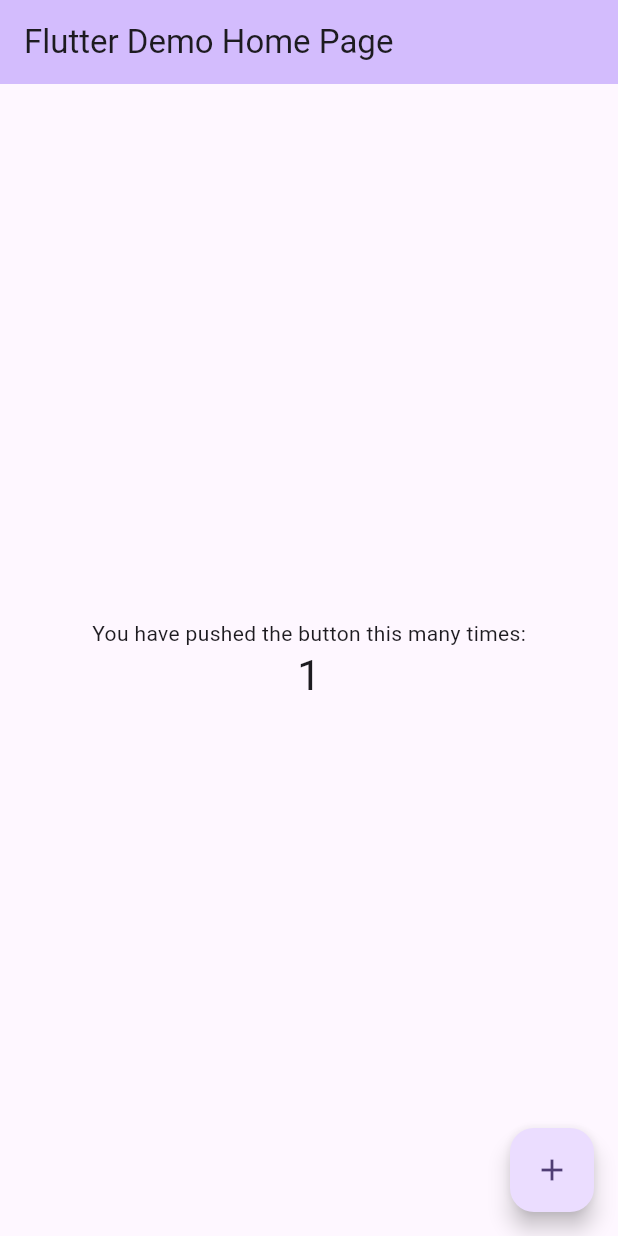
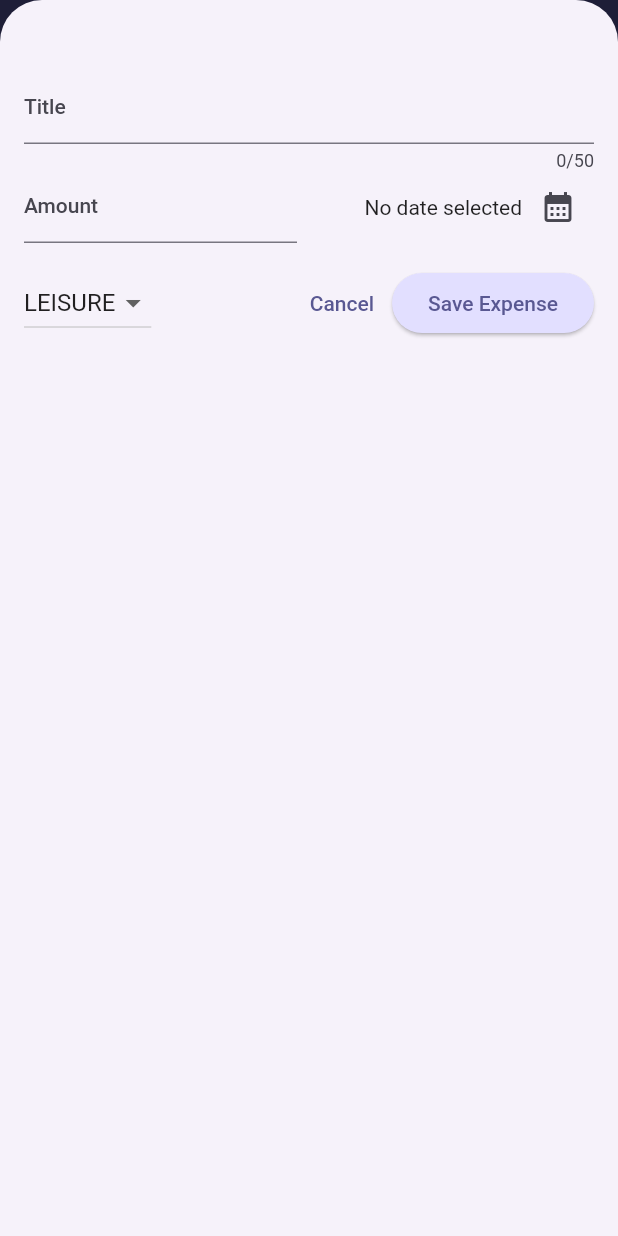
Before and after one commit to IsobeHiroshi/flutter-expense-tracker, a Flutter app: the screen it shows after launch, after a tap on the "add" icon, on a phone screen of 412 x 824 dp. Run offline on Flutter 3.47's test engine with Material 2 defaults, Android fonts, the phone set to English and light mode, and no system bars.

Commit message:
Finish up vertical screen

```diff
--- a/lib/main.dart
+++ b/lib/main.dart
@@ -1,125 +1,65 @@
 import 'package:flutter/material.dart';
 
+import 'package:expense_tracker/widgets/expenses.dart';
+
+var kColorScheme = ColorScheme.fromSeed(
+  seedColor: const Color.fromARGB(255, 96, 95, 181),
+);
+
+var kDarkColorScheme = ColorScheme.fromSeed(
+  brightness: Brightness.dark,
+  seedColor: const Color.fromARGB(255, 5, 99, 125),
+);
+
 void main() {
-  runApp(const MyApp());
-}
-
-class MyApp extends StatelessWidget {
-  const MyApp({super.key});
-
-  // This widget is the root of your application.
-  @override
-  Widget build(BuildContext context) {
-    return MaterialApp(
-      title: 'Flutter Demo',
-      theme: ThemeData(
-        // This is the theme of your application.
-        //
-        // TRY THIS: Try running your application with "flutter run". You'll see
-        // the application has a blue toolbar. Then, without quitting the app,
-        // try changing the seedColor in the colorScheme below to Colors.green
-        // and then invoke "hot reload" (save your changes or press the "hot
-        // reload" button in a Flutter-supported IDE, or press "r" if you used
-        // the command line to start the app).
-        //
-        // Notice that the counter didn't reset back to zero; the application
-        // state is not lost during the reload. To reset the state, use hot
-        // restart instead.
-        //
-        // This works for code too, not just values: Most code changes can be
-        // tested with just a hot reload.
-        colorScheme: ColorScheme.fromSeed(seedColor: Colors.deepPurple),
+  runApp(
+    MaterialApp(
+      darkTheme: ThemeData.dark().copyWith(
         useMaterial3: true,
-      ),
-      home: const MyHomePage(title: 'Flutter Demo Home Page'),
-    );
-  }
-}
-
-class MyHomePage extends StatefulWidget {
-  const MyHomePage({super.key, required this.title});
-
-  // This widget is the home page of your application. It is stateful, meaning
-  // that it has a State object (defined below) that contains fields that affect
-  // how it looks.
-
-  // This class is the configuration for the state. It holds the values (in this
-  // case the title) provided by the parent (in this case the App widget) and
-  // used by the build method of the State. Fields in a Widget subclass are
-  // always marked "final".
-
-  final String title;
-
-  @override
-  State<MyHomePage> createState() => _MyHomePageState();
-}
-
-class _MyHomePageState extends State<MyHomePage> {
-  int _counter = 0;
-
-  void _incrementCounter() {
-    setState(() {
-      // This call to setState tells the Flutter framework that something has
-      // changed in this State, which causes it to rerun the build method below
-      // so that the display can reflect the updated values. If we changed
-      // _counter without calling setState(), then the build method would not be
-      // called again, and so nothing would appear to happen.
-      _counter++;
-    });
-  }
-
-  @override
-  Widget build(BuildContext context) {
-    // This method is rerun every time setState is called, for instance as done
-    // by the _incrementCounter method above.
-    //
-    // The Flutter framework has been optimized to make rerunning build methods
-    // fast, so that you can just rebuild anything that needs updating rather
-    // than having to individually change instances of widgets.
-    return Scaffold(
-      appBar: AppBar(
-        // TRY THIS: Try changing the color here to a specific color (to
-        // Colors.amber, perhaps?) and trigger a hot reload to see the AppBar
-        // change color while the other colors stay the same.
-        backgroundColor: Theme.of(context).colorScheme.inversePrimary,
-        // Here we take the value from the MyHomePage object that was created by
-        // the App.build method, and use it to set our appbar title.
-        title: Text(widget.title),
-      ),
-      body: Center(
-        // Center is a layout widget. It takes a single child and positions it
-        // in the middle of the parent.
-        child: Column(
-          // Column is also a layout widget. It takes a list of children and
-          // arranges them vertically. By default, it sizes itself to fit its
-          // children horizontally, and tries to be as tall as its parent.
-          //
-          // Column has various properties to control how it sizes itself and
-          // how it positions its children. Here we use mainAxisAlignment to
-          // center the children vertically; the main axis here is the vertical
-          // axis because Columns are vertical (the cross axis would be
-          // horizontal).
-          //
-          // TRY THIS: Invoke "debug painting" (choose the "Toggle Debug Paint"
-          // action in the IDE, or press "p" in the console), to see the
-          // wireframe for each widget.
-          mainAxisAlignment: MainAxisAlignment.center,
-          children: <Widget>[
-            const Text(
-              'You have pushed the button this many times:',
-            ),
-            Text(
-              '$_counter',
-              style: Theme.of(context).textTheme.headlineMedium,
-            ),
-          ],
+        colorScheme: kDarkColorScheme,
+        cardTheme: const CardTheme().copyWith(
+          color: kDarkColorScheme.secondaryContainer,
+          margin: const EdgeInsets.symmetric(
+            horizontal: 16,
+            vertical: 8,
+          ),
+        ),
+        elevatedButtonTheme: ElevatedButtonThemeData(
+          style: ElevatedButton.styleFrom(
+            backgroundColor: kDarkColorScheme.primaryContainer,
+            foregroundColor: kDarkColorScheme.onPrimaryContainer,
+          ),
         ),
       ),
-      floatingActionButton: FloatingActionButton(
-        onPressed: _incrementCounter,
-        tooltip: 'Increment',
-        child: const Icon(Icons.add),
-      ), // This trailing comma makes auto-formatting nicer for build methods.
-    );
-  }
+      theme: ThemeData().copyWith(
+        useMaterial3: true,
+        colorScheme: kColorScheme,
+        appBarTheme: const AppBarTheme().copyWith(
+          backgroundColor: kColorScheme.onPrimaryContainer,
+          foregroundColor: kColorScheme.primaryContainer,
+        ),
+        cardTheme: const CardTheme().copyWith(
+          color: kColorScheme.secondaryContainer,
+          margin: const EdgeInsets.symmetric(
+            horizontal: 16,
+            vertical: 8,
+          ),
+        ),
+        elevatedButtonTheme: ElevatedButtonThemeData(
+          style: ElevatedButton.styleFrom(
+            backgroundColor: kColorScheme.primaryContainer,
+          ),
+        ),
+        textTheme: ThemeData().textTheme.copyWith(
+              titleLarge: TextStyle(
+                fontWeight: FontWeight.bold,
+                color: kColorScheme.onSecondaryContainer,
+                fontSize: 16,
+              ),
+            ),
+      ),
+      // themeMode: ThemeMode.system, (Default)
+      home: const Expenses(),
+    ),
+  );
 }
--- /dev/null
+++ b/lib/models/expense.dart
@@ -0,0 +1,58 @@
+import 'package:flutter/material.dart';
+import 'package:intl/intl.dart';
+import 'package:uuid/uuid.dart';
+
+final formatter = DateFormat.yMd();
+
+const uuid = Uuid();
+
+enum Category { food, travel, leisure, work }
+
+const categoryIcons = {
+  Category.food: Icons.lunch_dining,
+  Category.travel: Icons.flight_takeoff,
+  Category.leisure: Icons.movie,
+  Category.work: Icons.work,
+};
+
+class Expense {
+  Expense({
+    required this.title,
+    required this.amount,
+    required this.date,
+    required this.category,
+  }) : id = uuid.v4();
+
+  final String id;
+  final String title;
+  final double amount;
+  final DateTime date;
+  final Category category;
+
+  String get formattedDate => formatter.format(date);
+}
+
+class ExpenseBucket {
+  ExpenseBucket({
+    required this.category,
+    required this.expenses,
+  });
+
+  ExpenseBucket.forCategory(List<Expense> allExpenses, this.category)
+      : expenses = allExpenses
+            .where((expense) => expense.category == category)
+            .toList();
+
+  final Category category;
+  final List<Expense> expenses;
+
+  double get totalExpenses {
+    double sum = 0;
+
+    for (final expense in expenses) {
+      sum += expense.amount;
+    }
+
+    return sum;
+  }
+}
--- /dev/null
+++ b/lib/widgets/chart/chart.dart
@@ -0,0 +1,95 @@
+import 'package:flutter/material.dart';
+
+import 'package:expense_tracker/widgets/chart/chart_bar.dart';
+import 'package:expense_tracker/models/expense.dart';
+
+class Chart extends StatelessWidget {
+  const Chart({super.key, required this.expenses});
+
+  final List<Expense> expenses;
+
+  List<ExpenseBucket> get buckets {
+    return [
+      ExpenseBucket.forCategory(expenses, Category.food),
+      ExpenseBucket.forCategory(expenses, Category.leisure),
+      ExpenseBucket.forCategory(expenses, Category.travel),
+      ExpenseBucket.forCategory(expenses, Category.work),
+    ];
+  }
+
+  double get maxTotalExpense {
+    double maxTotalExpense = 0;
+
+    for (final bucket in buckets) {
+      if (bucket.totalExpenses > maxTotalExpense) {
+        maxTotalExpense = bucket.totalExpenses;
+      }
+    }
+
+    return maxTotalExpense;
+  }
+
+  @override
+  Widget build(BuildContext context) {
+    final isDarkMode =
+        MediaQuery.of(context).platformBrightness == Brightness.dark;
+    return Container(
+      margin: const EdgeInsets.all(16),
+      padding: const EdgeInsets.symmetric(
+        vertical: 16,
+        horizontal: 8,
+      ),
+      width: double.infinity,
+      height: 180,
+      decoration: BoxDecoration(
+        borderRadius: BorderRadius.circular(8),
+        gradient: LinearGradient(
+          colors: [
+            Theme.of(context).colorScheme.primary.withOpacity(0.3),
+            Theme.of(context).colorScheme.primary.withOpacity(0.0)
+          ],
+          begin: Alignment.bottomCenter,
+          end: Alignment.topCenter,
+        ),
+      ),
+      child: Column(
+        children: [
+          Expanded(
+            child: Row(
+              crossAxisAlignment: CrossAxisAlignment.end,
+              children: [
+                for (final bucket in buckets) // alternative to map()
+                  ChartBar(
+                    fill: bucket.totalExpenses == 0
+                        ? 0
+                        : bucket.totalExpenses / maxTotalExpense,
+                  )
+              ],
+            ),
+          ),
+          const SizedBox(height: 12),
+          Row(
+            children: buckets
+                .map(
+                  (bucket) => Expanded(
+                    child: Padding(
+                      padding: const EdgeInsets.symmetric(horizontal: 4),
+                      child: Icon(
+                        categoryIcons[bucket.category],
+                        color: isDarkMode
+                            ? Theme.of(context).colorScheme.secondary
+                            : Theme.of(context)
+                                .colorScheme
+                                .primary
+                                .withOpacity(0.7),
+                      ),
+                    ),
+                  ),
+                )
+                .toList(),
+          )
+        ],
+      ),
+    );
+  }
+}
--- /dev/null
+++ b/lib/widgets/chart/chart_bar.dart
@@ -0,0 +1,34 @@
+import 'package:flutter/material.dart';
+
+class ChartBar extends StatelessWidget {
+  const ChartBar({
+    super.key,
+    required this.fill,
+  });
+
+  final double fill;
+
+  @override
+  Widget build(BuildContext context) {
+    final isDarkMode =
+        MediaQuery.of(context).platformBrightness == Brightness.dark;
+    return Expanded(
+      child: Padding(
+        padding: const EdgeInsets.symmetric(horizontal: 4),
+        child: FractionallySizedBox(
+          heightFactor: fill, // 0 <> 1
+          child: DecoratedBox(
+            decoration: BoxDecoration(
+              shape: BoxShape.rectangle,
+              borderRadius:
+                  const BorderRadius.vertical(top: Radius.circular(8)),
+              color: isDarkMode
+                  ? Theme.of(context).colorScheme.secondary
+                  : Theme.of(context).colorScheme.primary.withOpacity(0.65),
+            ),
+          ),
+        ),
+      ),
+    );
+  }
+}
--- /dev/null
+++ b/lib/widgets/expenses.dart
@@ -0,0 +1,103 @@
+import 'package:expense_tracker/widgets/chart/chart.dart';
+import 'package:expense_tracker/widgets/expenses_list/expenses_list.dart';
+import 'package:expense_tracker/models/expense.dart';
+import 'package:expense_tracker/widgets/new_expense.dart';
+import 'package:flutter/material.dart';
+
+class Expenses extends StatefulWidget {
+  const Expenses({super.key});
+
+  @override
+  State<Expenses> createState() {
+    return _ExpensesState();
+  }
+}
+
+class _ExpensesState extends State<Expenses> {
+  final List<Expense> _registeredExpenses = [
+    Expense(
+      title: 'Flutter Course',
+      amount: 19.99,
+      date: DateTime.now(),
+      category: Category.work,
+    ),
+    Expense(
+      title: 'Cinema',
+      amount: 15.69,
+      date: DateTime.now(),
+      category: Category.leisure,
+    )
+  ];
+
+  void _openAddExpenseOverlay() {
+    showModalBottomSheet(
+      isScrollControlled: true,
+      context: context,
+      builder: (ctx) => NewExpense(onAddAExpense: _addExpense),
+    );
+  }
+
+  void _addExpense(Expense newExpense) {
+    setState(() {
+      _registeredExpenses.add(newExpense);
+    });
+  }
+
+  void _removeExpense(Expense newExpense) {
+    final expenseIndex = _registeredExpenses.indexOf(newExpense);
+
+    setState(() {
+      _registeredExpenses.remove(newExpense);
+    });
+    ScaffoldMessenger.of(context).clearSnackBars();
+    ScaffoldMessenger.of(context).showSnackBar(SnackBar(
+      duration: const Duration(seconds: 3),
+      content: const Text('Expense deleted.'),
+      action: SnackBarAction(
+        label: "Undo",
+        onPressed: () {
+          setState(() {
+            _registeredExpenses.insert(
+              expenseIndex,
+              newExpense,
+            );
+          });
+        },
+      ),
+    ));
+  }
+
+  @override
+  Widget build(context) {
+    Widget mainContent = const Center(
+      child: Text('No expenses added yet'),
+    );
+
+    if (_registeredExpenses.isNotEmpty) {
+      mainContent = ExpensesList(
+        expenses: _registeredExpenses,
+        onRemoveExpense: _removeExpense,
+      );
+    }
+
+    return Scaffold(
+      appBar: AppBar(
+        title: const Text('Flutter Expense Tracker'),
+        actions: [
+          IconButton(
+            onPressed: _openAddExpenseOverlay,
+            icon: const Icon(Icons.add),
+          ),
+        ],
+      ),
+      body: Column(
+        children: [
+          Chart(expenses: _registeredExpenses),
+          Expanded(
+            child: mainContent,
+          ),
+        ],
+      ),
+    );
+  }
+}
--- /dev/null
+++ b/lib/widgets/expenses_list/expense_item.dart
@@ -0,0 +1,43 @@
+import 'package:expense_tracker/models/expense.dart';
+import 'package:flutter/material.dart';
+
+class ExpenseItem extends StatelessWidget {
+  const ExpenseItem(this.expense, {super.key});
+
+  final Expense expense;
+
+  @override
+  Widget build(BuildContext context) {
+    return Card(
+      child: Padding(
+        padding: const EdgeInsets.symmetric(
+          horizontal: 20,
+          vertical: 16,
+        ),
+        child: Column(
+          crossAxisAlignment: CrossAxisAlignment.start,
+          children: [
+            Text(
+              expense.title,
+              style: Theme.of(context).textTheme.titleLarge,
+            ),
+            const SizedBox(height: 4),
+            Row(
+              children: [
+                Text('\$${expense.amount.toStringAsFixed(2)}'),
+                const Spacer(),
+                Row(
+                  children: [
+                    Icon(categoryIcons[expense.category]),
+                    const SizedBox(width: 8),
+                    Text(expense.formattedDate),
+                  ],
+                ),
+              ],
+            ),
+          ],
+        ),
+      ),
+    );
+  }
+}
--- /dev/null
+++ b/lib/widgets/expenses_list/expenses_list.dart
@@ -0,0 +1,34 @@
+import 'package:expense_tracker/models/expense.dart';
+import 'package:expense_tracker/widgets/expenses_list/expense_item.dart';
+import 'package:flutter/material.dart';
+
+class ExpensesList extends StatelessWidget {
+  const ExpensesList({
+    super.key,
+    required this.expenses,
+    required this.onRemoveExpense,
+  });
+
+  final List<Expense> expenses;
+  final void Function(Expense expense) onRemoveExpense;
+
+  @override
+  Widget build(context) {
+    return ListView.builder(
+      itemCount: expenses.length,
+      itemBuilder: (ctx, index) => Dismissible(
+        onDismissed: (direction) {
+          onRemoveExpense(expenses[index]);
+        },
+        key: ValueKey(expenses[index]),
+        background: Container(
+          color: Theme.of(context).colorScheme.error.withOpacity(0.75),
+          margin: EdgeInsets.symmetric(
+            horizontal: Theme.of(context).cardTheme.margin!.horizontal,
+          ),
+        ),
+        child: ExpenseItem(expenses[index]),
+      ),
+    );
+  }
+}
--- /dev/null
+++ b/lib/widgets/new_expense.dart
@@ -0,0 +1,161 @@
+import 'package:expense_tracker/models/expense.dart';
+import 'package:flutter/material.dart';
+
+class NewExpense extends StatefulWidget {
+  const NewExpense({
+    super.key,
+    required this.onAddAExpense,
+  });
+
+  final void Function(Expense newExpense) onAddAExpense;
+
+  @override
+  State<StatefulWidget> createState() {
+    return _NewExpenseState();
+  }
+}
+
+class _NewExpenseState extends State<NewExpense> {
+  final _titleController = TextEditingController();
+  final _amountController = TextEditingController();
+  DateTime? _selectedDate;
+  Category _selectedCategory = Category.leisure;
+
+  void _presentDatePicker() async {
+    final now = DateTime.now();
+    final firstDate = DateTime(now.year - 1, now.month, now.day);
+    final pickedDate = await showDatePicker(
+      context: context,
+      initialDate: now,
+      firstDate: firstDate,
+      lastDate: now,
+    );
+    setState(() {
+      _selectedDate = pickedDate;
+    });
+  }
+
+  void _submitExpenseData() {
+    final enteredAmount = double.tryParse(_amountController.text);
+    final amountIsInvalid = enteredAmount == null || enteredAmount <= 0;
+    if (_titleController.text.trim().isEmpty ||
+        amountIsInvalid ||
+        _selectedDate == null) {
+      showDialog(
+        context: context,
+        builder: (ctx) => AlertDialog(
+          title: const Text('Invalid input'),
+          content: const Text('Please make sure a valid input'),
+          actions: [
+            TextButton(
+                onPressed: () {
+                  Navigator.pop(ctx);
+                },
+                child: const Text('Okay'))
+          ],
+        ),
+      );
+      return;
+    }
+    widget.onAddAExpense(
+      Expense(
+        title: _titleController.text,
+        amount: enteredAmount,
+        date: _selectedDate!,
+        category: _selectedCategory,
+      ),
+    );
+    Navigator.pop(context);
+  }
+
+  @override
+  void dispose() {
+    _titleController.dispose();
+    _amountController.dispose();
+    super.dispose();
+  }
+
+  @override
+  Widget build(context) {
+    return Padding(
+      padding: const EdgeInsets.fromLTRB(16, 48, 16, 16),
+      child: Column(
+        children: [
+          TextField(
+            controller: _titleController,
+            maxLength: 50,
+            decoration: const InputDecoration(
+              label: Text('Title'),
+            ),
+          ),
+          Row(
+            children: [
+              Expanded(
+                child: TextField(
+                  controller: _amountController,
+                  keyboardType: TextInputType.number,
+                  decoration: const InputDecoration(
+                    prefixText: '\$ ',
+                    label: Text('Amount'),
+                  ),
+                ),
+              ),
+              const SizedBox(width: 16),
+              Expanded(
+                child: Row(
+                  mainAxisAlignment: MainAxisAlignment.end,
+                  crossAxisAlignment: CrossAxisAlignment.center,
+                  children: [
+                    Text(
+                      _selectedDate == null
+                          ? 'No date selected'
+                          : formatter.format(_selectedDate!),
+                    ),
+                    IconButton(
+                        onPressed: _presentDatePicker,
+                        icon: const Icon(Icons.calendar_month))
+                  ],
+                ),
+              ),
+            ],
+          ),
+          const SizedBox(height: 16),
+          Row(
+            children: [
+              DropdownButton(
+                value: _selectedCategory,
+                items: Category.values
+                    .map(
+                      (category) => DropdownMenuItem(
+                        value: category,
+                        child: Text(
+                          category.name.toUpperCase(),
+                        ),
+                      ),
+                    )
+                    .toList(),
+                onChanged: (value) {
+                  setState(() {
+                    if (value == null) return;
+                    _selectedCategory = value;
+                  });
+                },
+              ),
+              const Spacer(),
+              TextButton(
+                onPressed: () {
+                  Navigator.pop(context);
+                },
+                child: const Text('Cancel'),
+              ),
+              ElevatedButton(
+                onPressed: _submitExpenseData,
+                child: const Text('Save Expense'),
+              ),
+            ],
+          ),
+        ],
+      ),
+    );
+  }
+}
--- a/pubspec.yaml
+++ b/pubspec.yaml
@@ -35,6 +35,8 @@ dependencies:
   # The following adds the Cupertino Icons font to your application.
   # Use with the CupertinoIcons class for iOS style icons.
   cupertino_icons: ^1.0.2
+  uuid: ^3.0.7
+  intl: ^0.18.1
 
 dev_dependencies:
   flutter_test:
```
Also changed, not shown: pubspec.lock.
